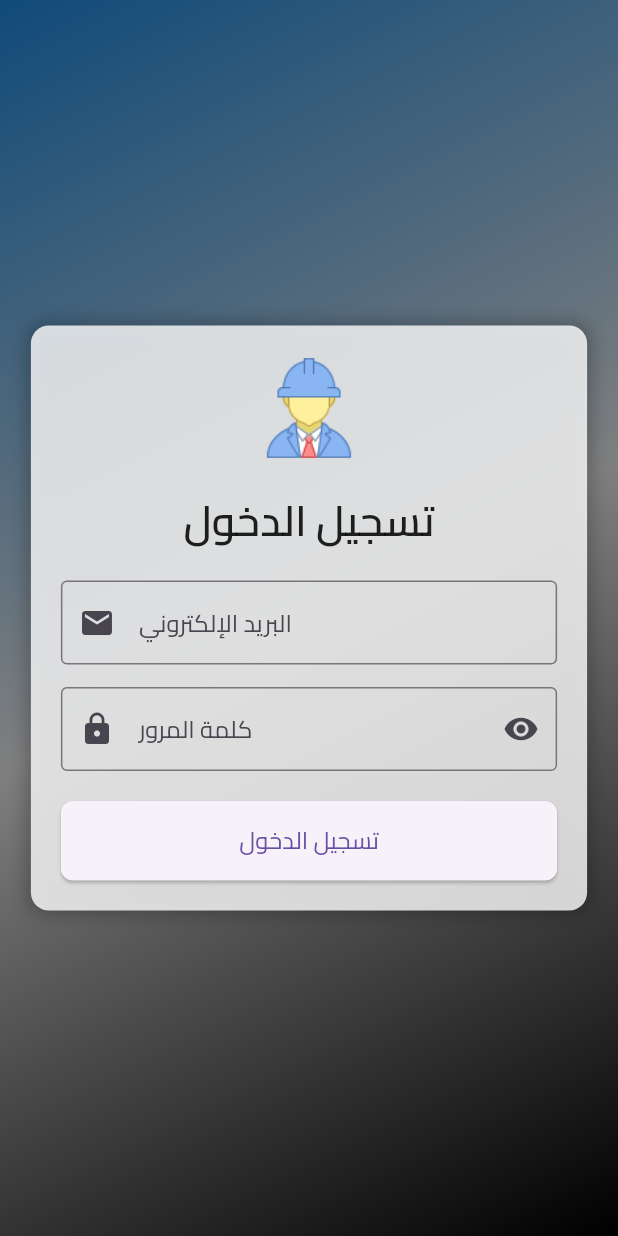
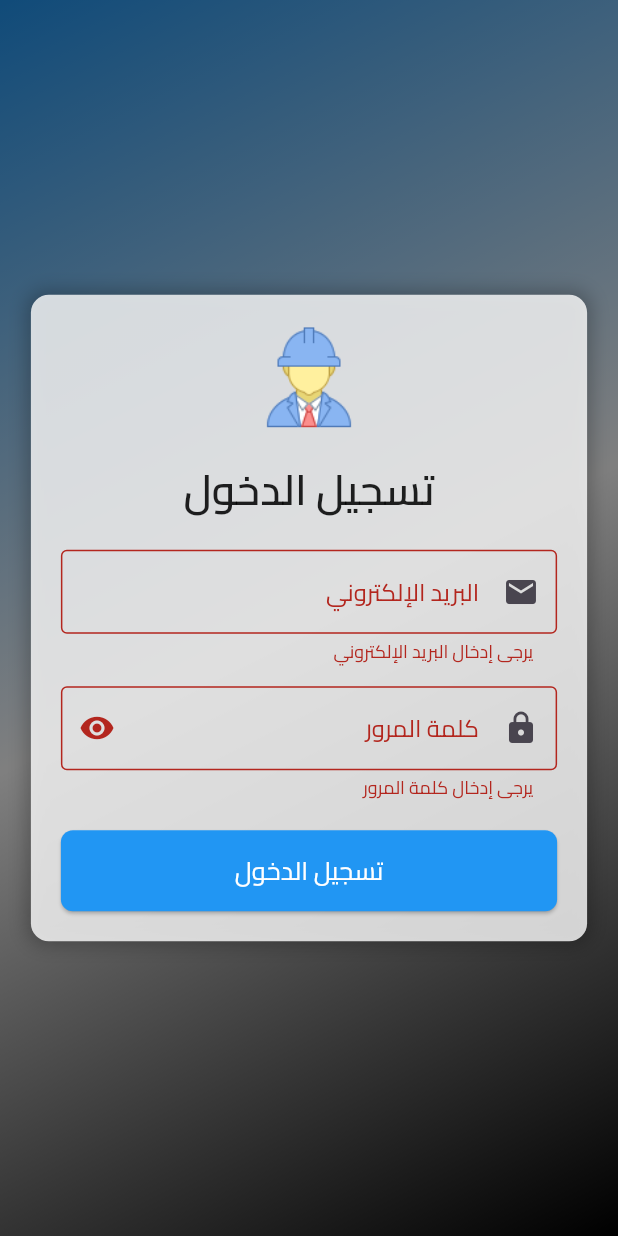
Before and after one commit to AhmedRasmy1/elmohandes, a Flutter app: the screen it shows after launch, after a tap on "تسجيل الدخول", on a phone screen of 412 x 824 dp. Run offline on Flutter 3.47's test engine with Material 3 defaults, Android fonts, the phone set to English and light mode, and no system bars; our stand-ins replace bloc, cached_network_image, dio, flutter_bloc, flutter_svg, get_it and 3 more; generated files the repository leaves out were written again.

Commit message:
Implement login functionality with localization support and update API constants

```diff
--- a/lib/core/resources/routes_manager.dart
+++ b/lib/core/resources/routes_manager.dart
@@ -1,12 +1,13 @@
 import 'package:elmohandes/features/auth/presentation/views/login_view.dart';
+import 'package:elmohandes/features/home/presentation/views/home_page_view.dart';
+import 'package:elmohandes/features/home/presentation/views/product_details_view.dart';
 import 'package:flutter/material.dart';
 
 class RoutesManager {
   static const String onBoarding = '/';
-  static const String registerView = '/RegisterView';
-
+  static const String productDetailsPage = '/ProductDetailsPage';
   static const String loginView = '/LoginView';
-  static const String homeView = '/HomeView';
+  static const String productsPage = '/ProductsPage';
 }
 
 class RouteGenerator {
@@ -14,6 +15,10 @@ class RouteGenerator {
     switch (settings.name) {
       case RoutesManager.loginView:
         return MaterialPageRoute(builder: (_) => const LoginPage());
+      case RoutesManager.productsPage:
+        return MaterialPageRoute(builder: (_) => ProductsPage());
+      case RoutesManager.productDetailsPage:
+        return MaterialPageRoute(builder: (_) => ProductDetailsPage());
       default:
         return unDefinedRoute();
     }
--- /dev/null
+++ b/lib/features/auth/data/data_sources/login_data_sources.dart
@@ -0,0 +1,6 @@
+import 'package:elmohandes/core/common/api_result.dart';
+import 'package:elmohandes/features/auth/domain/entities/auth_entities.dart';
+
+abstract class LoginDataSources {
+  Future<Result<LoginEntity>> login(String email, String password);
+}
--- /dev/null
+++ b/lib/features/auth/domain/entities/auth_entities.dart
@@ -0,0 +1,9 @@
+class LoginEntity {
+  final String? email;
+  final String? token;
+
+  LoginEntity({
+    this.email,
+    this.token,
+  });
+}
--- /dev/null
+++ b/lib/features/auth/domain/repositories/auth_repo.dart
@@ -0,0 +1,6 @@
+import 'package:elmohandes/core/common/api_result.dart';
+import 'package:elmohandes/features/auth/domain/entities/auth_entities.dart';
+
+abstract class LoginRepo {
+  Future<Result<LoginEntity>> login(String email, String password);
+}
--- /dev/null
+++ b/lib/features/auth/domain/use_cases/login_use_case.dart
@@ -0,0 +1,13 @@
+import 'package:elmohandes/core/common/api_result.dart';
+import 'package:elmohandes/features/auth/domain/entities/auth_entities.dart';
+import 'package:elmohandes/features/auth/domain/repositories/auth_repo.dart';
+import 'package:injectable/injectable.dart';
+
+@injectable
+class LoginUseCase {
+  final LoginRepo loginRepo;
+  LoginUseCase(this.loginRepo);
+  Future<Result<LoginEntity>> login(String email, String password) {
+    return loginRepo.login(email, password);
+  }
+}
--- /dev/null
+++ b/lib/features/auth/presentation/viewmodel/cubit/login_state.dart
@@ -0,0 +1,20 @@
+part of 'login_cubit.dart';
+
+@immutable
+sealed class LoginState {}
+
+final class LoginInitial extends LoginState {}
+
+final class LoginLoding extends LoginState {}
+
+final class LoginSuccess extends LoginState {
+  final LoginEntity loginEntity;
+
+  LoginSuccess(this.loginEntity);
+}
+
+final class LoginFailure extends LoginState {
+  final String message;
+
+  LoginFailure(this.message);
+}
--- a/lib/features/auth/presentation/views/login_view.dart
+++ b/lib/features/auth/presentation/views/login_view.dart
@@ -1,18 +1,58 @@
+import 'package:elmohandes/core/di/di.dart';
 import 'package:elmohandes/core/resources/assets_manager.dart';
 import 'package:elmohandes/core/resources/font_manager.dart';
+import 'package:elmohandes/core/resources/routes_manager.dart';
+import 'package:elmohandes/features/auth/presentation/viewmodel/cubit/login_cubit.dart';
 import 'package:flutter/material.dart';
+import 'package:flutter_bloc/flutter_bloc.dart';
 
-class LoginPage extends StatelessWidget {
+class LoginPage extends StatefulWidget {
   final String fontFamily;
 
-  const LoginPage({super.key, this.fontFamily = FontFamily.cairo});
+  const LoginPage({
+    super.key,
+    this.fontFamily = FontFamily.cairo,
+  });
+
+  @override
+  State<LoginPage> createState() => _LoginPageState();
+}
+
+class _LoginPageState extends State<LoginPage> {
+  late LoginCubit viewModel;
+  final TextEditingController emailController = TextEditingController();
+  final TextEditingController passwordController = TextEditingController();
+  final GlobalKey<FormState> _formKey = GlobalKey<FormState>();
+
+  @override
+  void initState() {
+    viewModel = getIt.get<LoginCubit>();
+    super.initState();
+  }
 
   @override
   Widget build(BuildContext context) {
-    return Scaffold(
-      body: Stack(
+    return BlocProvider(
+      create: (context) => viewModel,
+      child: Scaffold(
+        body: BlocListener<LoginCubit, LoginState>(
+          listener: (context, state) {
+            if (state is LoginLoding) {
+              Center(
+                child: CircularProgressIndicator(),
+              );
+            }
+            if (state is LoginSuccess) {
+              Navigator.pushNamed(context, RoutesManager.productsPage);
+            }
+            if (state is LoginFailure) {
+              ScaffoldMessenger.of(context).showSnackBar(SnackBar(
+                content: Text('حدث خطأ ما'),
+              ));
+            }
+          },
+          child: Stack(
             children: [
-          // Background image
               Container(
                 decoration: const BoxDecoration(
                   gradient: LinearGradient(
@@ -22,11 +62,9 @@ class LoginPage extends StatelessWidget {
                   ),
                 ),
               ),
-          // Semi-transparent overlay
               Container(
                 color: Colors.black.withOpacity(0.5),
               ),
-          // Login form
               LayoutBuilder(
                 builder: (context, constraints) {
                   bool isMobile = constraints.maxWidth < 600;
@@ -45,10 +83,11 @@ class LoginPage extends StatelessWidget {
                           ),
                         ],
                       ),
+                      child: Form(
+                        key: _formKey,
                         child: Column(
                           mainAxisSize: MainAxisSize.min,
                           children: [
-                      // Logo
                             Image.asset(
                               AssetsManager.logoImage,
                               width: isMobile ? 70 : 150,
@@ -64,24 +103,45 @@ class LoginPage extends StatelessWidget {
                               ),
                             ),
                             const SizedBox(height: 20),
-                      TextField(
+                            TextFormField(
+                              controller: emailController,
                               decoration: InputDecoration(
                                 labelText: "البريد الإلكتروني",
-                          labelStyle: TextStyle(fontFamily: fontFamily),
+                                labelStyle:
+                                    TextStyle(fontFamily: widget.fontFamily),
                                 border: OutlineInputBorder(),
                                 prefixIcon: Icon(Icons.email),
                               ),
-                        style: TextStyle(fontFamily: fontFamily),
+                              style: TextStyle(fontFamily: widget.fontFamily),
+                              validator: (value) {
+                                if (value == null || value.isEmpty) {
+                                  return "يرجى إدخال البريد الإلكتروني";
+                                }
+
+                                return null;
+                              },
                             ),
                             const SizedBox(height: 15),
-                      PasswordField(fontFamily: fontFamily),
+                            PasswordField(
+                              fontFamily: widget.fontFamily,
+                              controller: passwordController,
+                            ),
                             const SizedBox(height: 20),
                             SizedBox(
                               width: double.infinity,
                               child: ElevatedButton(
-                          onPressed: () {},
+                                onPressed: () {
+                                  if (_formKey.currentState!.validate()) {
+                                    viewModel.login(
+                                      emailController.text,
+                                      passwordController.text,
+                                    );
+                                  }
+                                },
                                 style: ElevatedButton.styleFrom(
-                            padding: const EdgeInsets.symmetric(vertical: 15),
+                                  backgroundColor: Colors.blue,
+                                  padding:
+                                      const EdgeInsets.symmetric(vertical: 15),
                                   shape: RoundedRectangleBorder(
                                     borderRadius: BorderRadius.circular(8),
                                   ),
@@ -89,11 +149,15 @@ class LoginPage extends StatelessWidget {
                                 child: Text(
                                   "تسجيل الدخول",
                                   style: TextStyle(
-                                fontSize: 16, fontFamily: FontFamily.cairo),
+                                    fontSize: 17,
+                                    fontFamily: FontFamily.cairo,
+                                    color: Colors.white,
+                                  ),
                                 ),
                               ),
                             ),
                           ],
+                        ),
                       ),
                     ),
                   );
@@ -101,14 +165,21 @@ class LoginPage extends StatelessWidget {
               ),
             ],
           ),
+        ),
+      ),
     );
   }
 }
 
 class PasswordField extends StatefulWidget {
   final String fontFamily;
+  final TextEditingController controller;
 
-  const PasswordField({super.key, required this.fontFamily});
+  const PasswordField({
+    super.key,
+    required this.fontFamily,
+    required this.controller,
+  });
 
   @override
   createState() => _PasswordFieldState();
@@ -119,7 +190,8 @@ class _PasswordFieldState extends State<PasswordField> {
 
   @override
   Widget build(BuildContext context) {
-    return TextField(
+    return TextFormField(
+      controller: widget.controller,
       obscureText: _obscureText,
       decoration: InputDecoration(
         labelText: "كلمة المرور",
@@ -138,6 +210,15 @@ class _PasswordFieldState extends State<PasswordField> {
         ),
       ),
       style: TextStyle(fontFamily: widget.fontFamily),
+      validator: (value) {
+        if (value == null || value.isEmpty) {
+          return "يرجى إدخال كلمة المرور";
+        }
+        if (value.length < 6) {
+          return "يجب أن تحتوي كلمة المرور على 6 أحرف على الأقل";
+        }
+        return null;
+      },
     );
   }
 }
--- a/lib/main.dart
+++ b/lib/main.dart
@@ -1,9 +1,11 @@
 import 'package:bloc/bloc.dart';
 import 'package:elmohandes/core/di/di.dart';
+import 'package:elmohandes/core/resources/font_manager.dart';
 import 'package:elmohandes/core/resources/routes_manager.dart';
 import 'package:elmohandes/core/utils/cashed_data_shared_preferences.dart';
 import 'package:elmohandes/core/utils/my_bloc_observer.dart';
 import 'package:flutter/material.dart';
+import 'package:flutter_localizations/flutter_localizations.dart';
 
 Future<void> main() async {
   WidgetsFlutterBinding.ensureInitialized();
@@ -20,6 +22,25 @@ class Elmohandes extends StatelessWidget {
   Widget build(BuildContext context) {
     return MaterialApp(
       debugShowCheckedModeBanner: false,
+      locale: const Locale('ar'),
+      supportedLocales: const [
+        Locale('ar'),
+        Locale('en'),
+      ],
+      localizationsDelegates: const [
+        GlobalMaterialLocalizations.delegate,
+        GlobalWidgetsLocalizations.delegate,
+        GlobalCupertinoLocalizations.delegate,
+      ],
+      theme: ThemeData(
+        fontFamily: FontFamily.cairo, // Replace with your font family name
+      ),
+      builder: (context, child) {
+        return Directionality(
+          textDirection: TextDirection.rtl,
+          child: child!,
+        );
+      },
       onGenerateRoute: RouteGenerator.getRoute,
       initialRoute: RoutesManager.loginView,
     );
--- a/pubspec.yaml
+++ b/pubspec.yaml
@@ -36,13 +36,15 @@ dependencies:
   flutter:
     sdk: flutter
   flutter_bloc: ^9.0.0
+  flutter_localization: ^0.3.1
   flutter_svg: ^2.0.17
   get_it: ^8.0.3
   google_fonts: ^6.2.1
   injectable: ^2.5.0
-  intl: ^0.20.2
+  intl: ^0.19.0
   json_annotation: ^4.9.0
   lottie: ^3.3.1
+  meta: ^1.15.0
   pretty_dio_logger: ^1.4.0
   retrofit: ^4.4.2
   shared_preferences: ^2.5.2
@@ -95,6 +97,5 @@ flutter:
     - family: Cairo-SemiBold
       fonts:
         - asset: assets/fonts/Cairo-SemiBold.ttf
-  #
   # For details regarding fonts from package dependencies,
   # see https://flutter.dev/to/font-from-package
```
Also changed, not shown: lib/core/api/api_constants.dart (+2 -5 lines), lib/core/api/api_extentions.dart (+10 -11 lines), lib/core/api/api_manager/api_manager.dart (+7 -0 lines), lib/features/auth/data/data_sources_impl/data_sources_impl.dart (added, +20 -0 lines), lib/features/auth/data/models/auth_model.dart (added, +32 -0 lines), lib/features/auth/data/repositores/auth_repo_impl.dart (added, +15 -0 lines), lib/features/auth/presentation/viewmodel/cubit/login_cubit.dart (added, +31 -0 lines), lib/features/home/presentation/views/home_page_view.dart (added, +161 -0 lines), lib/features/home/presentation/views/product_details_view.dart (added, +150 -0 lines), assets/images/hafara.jpeg (added), lib/core/api/api_manager/api_manager.g.dart, lib/core/di/di.config.dart, lib/features/auth/data/models/auth_model.g.dart (added), pubspec.lock, 5 other files. Lines whose indentation alone changed are shown as unchanged.
